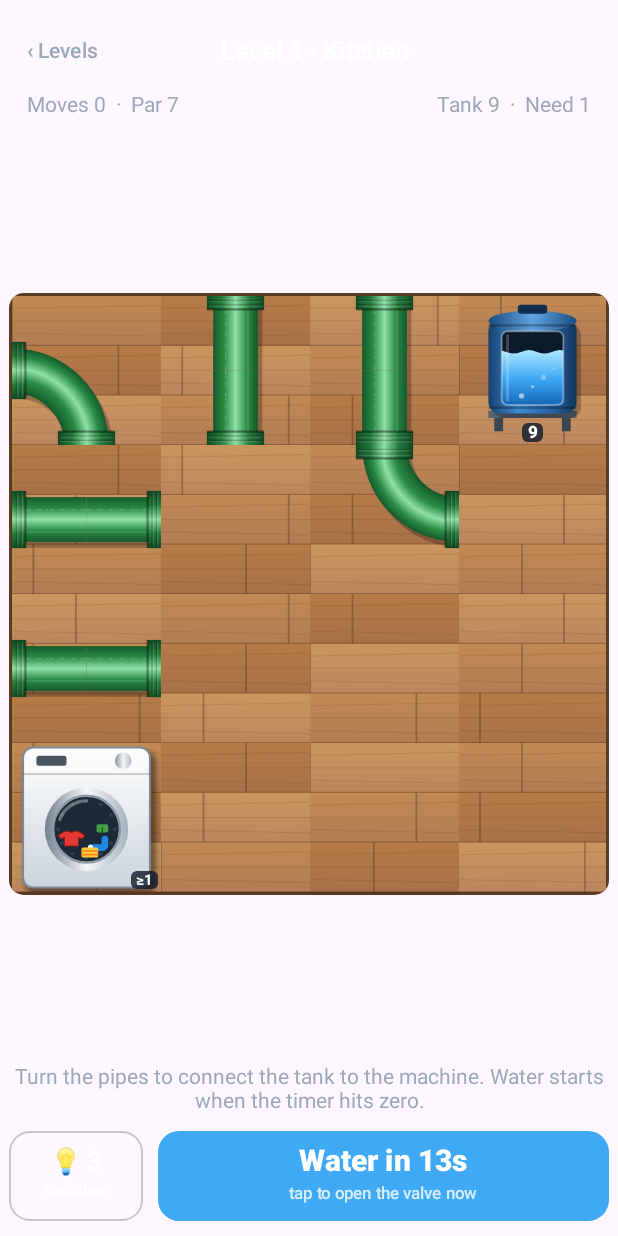
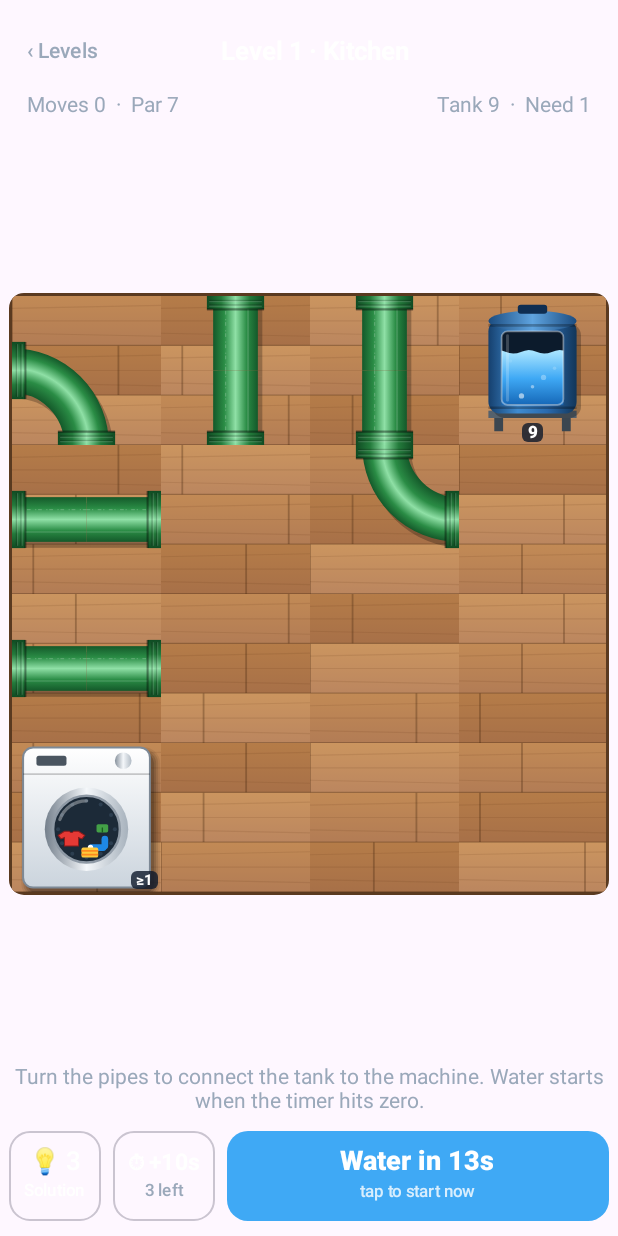
Before and after one commit to MiDoTheEng/fullpressure, an Android app built with Jetpack Compose: the composable GameScreen called with sample values from the repository, on a phone screen of 412 x 824 dp. Run offline under Robolectric (Android 15) with nearby library versions, the phone set to English and light mode, and no system bars.

Commit message:
Add a +10s button: up to 3 per level, caps the level at 2 stars
Co-Authored-By: Claude Opus 5.5 <noreply@anthropic.com>
Claude-Session: https://claude.ai/code/session_011YZgzo5tmZDHMYM3HuubX6

```diff
--- a/app/build.gradle.kts
+++ b/app/build.gradle.kts
@@ -12,8 +12,8 @@ android {
         applicationId = "com.midotheeng.fullpressure"
         minSdk = 28
         targetSdk = 35
-        versionCode = 10
-        versionName = "1.9"
+        versionCode = 11
+        versionName = "2.0"
     }
 
     signingConfigs {
--- a/app/src/main/java/com/midotheeng/fullpressure/MainActivity.kt
+++ b/app/src/main/java/com/midotheeng/fullpressure/MainActivity.kt
@@ -20,6 +20,7 @@ import androidx.compose.foundation.background
 import androidx.compose.foundation.border
 import androidx.compose.foundation.clickable
 import androidx.compose.foundation.layout.Arrangement
+import androidx.compose.foundation.layout.PaddingValues
 import androidx.compose.foundation.rememberScrollState
 import androidx.compose.foundation.verticalScroll
 import androidx.compose.foundation.layout.Box
@@ -193,6 +194,7 @@ fun GameScreen(level: Level, onBack: () -> Unit, onNext: () -> Unit) {
     var stars by remember(level.number) { mutableIntStateOf(0) }
     var revealing by remember(level.number) { mutableStateOf(false) }
     var usedSolution by remember(level.number) { mutableStateOf(false) }
+    var extraTime by remember(level.number) { mutableIntStateOf(0) }   // +10 s taps used this level
     var hints by remember { mutableStateOf(Hints.state(ctx)) }
     LaunchedEffect(Unit) {
         while (true) {
@@ -215,6 +217,7 @@ fun GameScreen(level: Level, onBack: () -> Unit, onNext: () -> Unit) {
         }
         result = null
         usedSolution = false
+        extraTime = 0
         countdown = waterIn
         phase = Phase.PLAYING
         attempt++
@@ -238,7 +241,11 @@ fun GameScreen(level: Level, onBack: () -> Unit, onNext: () -> Unit) {
             flowT.animateTo(steps.toFloat(), tween(steps * 230, easing = LinearEasing))
             delay(if (r.won) 1600 else 900)
             if (r.won) {
-                stars = if (usedSolution) 1 else starsFor(moves, puzzle.par)
+                stars = when {
+                    usedSolution -> 1
+                    extraTime > 0 -> minOf(2, starsFor(moves, puzzle.par))
+                    else -> starsFor(moves, puzzle.par)
+                }
                 saveStars(ctx, level.number, stars)
             }
             phase = Phase.DONE
@@ -340,7 +347,7 @@ fun GameScreen(level: Level, onBack: () -> Unit, onNext: () -> Unit) {
             Text(level.hint, color = TextDim, fontSize = 14.sp, textAlign = TextAlign.Center,
                 modifier = Modifier.fillMaxWidth())
             Spacer(Modifier.height(12.dp))
-            Row(Modifier.fillMaxWidth(), horizontalArrangement = Arrangement.spacedBy(10.dp)) {
+            Row(Modifier.fillMaxWidth(), horizontalArrangement = Arrangement.spacedBy(8.dp)) {
                 OutlinedButton(
                     onClick = {
                         if (Hints.use(ctx)) {
@@ -351,6 +358,7 @@ fun GameScreen(level: Level, onBack: () -> Unit, onNext: () -> Unit) {
                     enabled = phase == Phase.PLAYING && !revealing && hints.first > 0,
                     modifier = Modifier.height(60.dp),
                     shape = RoundedCornerShape(14.dp),
+                    contentPadding = PaddingValues(horizontal = 10.dp),
                 ) {
                     Column(horizontalAlignment = Alignment.CenterHorizontally) {
                         if (hints.first > 0) {
@@ -360,6 +368,23 @@ fun GameScreen(level: Level, onBack: () -> Unit, onNext: () -> Unit) {
                             Text("⏳", fontSize = 16.sp)
                             Text(formatWait(hints.second), fontSize = 12.sp, color = TextDim)
                         }
+                    }
+                }
+                OutlinedButton(
+                    onClick = {
+                        if (extraTime < 3) {
+                            countdown += 10
+                            extraTime++
+                        }
+                    },
+                    enabled = phase == Phase.PLAYING && !revealing && extraTime < 3,
+                    modifier = Modifier.height(60.dp),
+                    shape = RoundedCornerShape(14.dp),
+                    contentPadding = PaddingValues(horizontal = 10.dp),
+                ) {
+                    Column(horizontalAlignment = Alignment.CenterHorizontally) {
+                        Text("⏱ +10s", fontSize = 15.sp, color = Color.White, fontWeight = FontWeight.Bold)
+                        Text("${3 - extraTime} left", fontSize = 11.sp, color = TextDim)
                     }
                 }
                 Button(
@@ -374,8 +399,8 @@ fun GameScreen(level: Level, onBack: () -> Unit, onNext: () -> Unit) {
                 ) {
                     if (phase == Phase.PLAYING) {
                         Column(horizontalAlignment = Alignment.CenterHorizontally) {
-                            Text("Water in ${countdown}s", fontSize = 20.sp, fontWeight = FontWeight.Black, color = Color.White)
-                            Text("tap to open the valve now", fontSize = 11.sp, color = Color.White.copy(alpha = 0.8f))
+                            Text("Water in ${countdown}s", fontSize = 18.sp, fontWeight = FontWeight.Black, color = Color.White)
+                            Text("tap to start now", fontSize = 11.sp, color = Color.White.copy(alpha = 0.8f))
                         }
                     } else {
                         Text("WATER FLOWING…", fontSize = 18.sp, fontWeight = FontWeight.Bold, color = Color.White)
```
